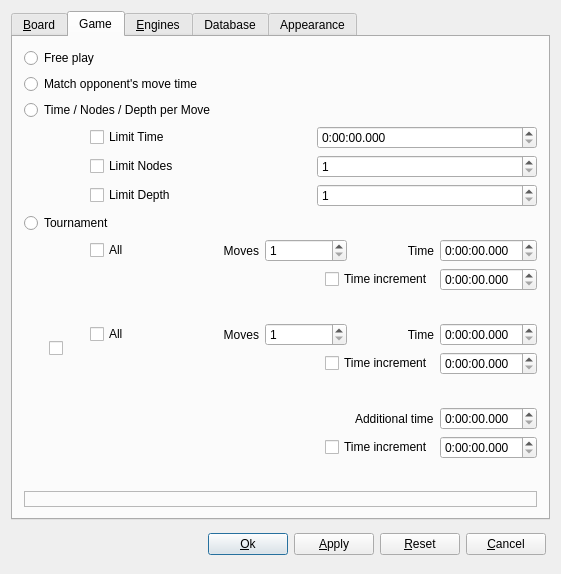
First picture: the form in src/gui/preferences.ui, repository franzm/shatrabase, before the edit.
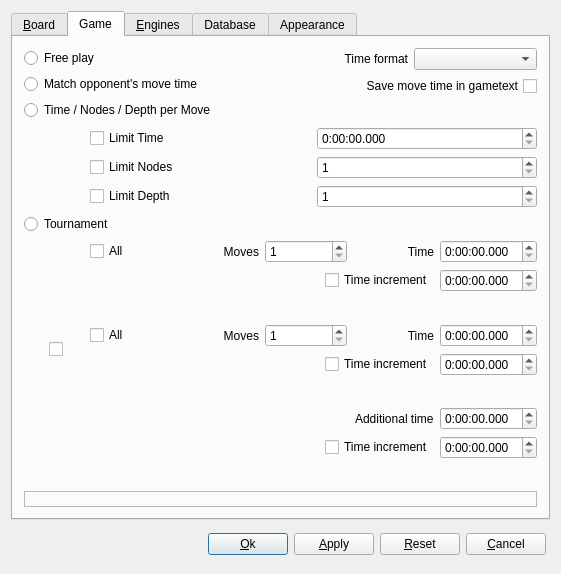
Second picture: the form after the edit. The open tabs and pages were chosen to show the change. Custom widgets are drawn as their Qt base class.

Commit message: TimeControl and PlayGameWidget: settings for time format and saveMoveTime

What changed in the file:
```diff
--- a/src/gui/preferences.ui
+++ b/src/gui/preferences.ui
@@ -419,6 +419,10 @@
       <attribute name="title">
        <string>Game</string>
       </attribute>
+      <layout class="QVBoxLayout" name="verticalLayout_10">
+       <item>
+        <layout class="QHBoxLayout" name="horizontalLayout_21">
+         <item>
       <layout class="QVBoxLayout" name="verticalLayout_8">
        <item>
         <widget class="QRadioButton" name="cbFree">
@@ -440,6 +444,57 @@
           <string>Time / Nodes / Depth per Move</string>
          </property>
         </widget>
+           </item>
+          </layout>
+         </item>
+         <item>
+          <layout class="QVBoxLayout" name="verticalLayout_9">
+           <item>
+            <layout class="QHBoxLayout" name="horizontalLayout_22">
+             <item>
+              <widget class="QLabel" name="label_21">
+               <property name="layoutDirection">
+                <enum>Qt::LeftToRight</enum>
+               </property>
+               <property name="text">
+                <string>Time format</string>
+               </property>
+               <property name="alignment">
+                <set>Qt::AlignRight|Qt::AlignTrailing|Qt::AlignVCenter</set>
+               </property>
+              </widget>
+             </item>
+             <item>
+              <widget class="QComboBox" name="comboTimeFormat"/>
+             </item>
+            </layout>
+           </item>
+           <item>
+            <widget class="QCheckBox" name="cbSaveMoveTime">
+             <property name="layoutDirection">
+              <enum>Qt::RightToLeft</enum>
+             </property>
+             <property name="text">
+              <string>Save move time in gametext</string>
+             </property>
+            </widget>
+           </item>
+           <item>
+            <spacer name="verticalSpacer_5">
+             <property name="orientation">
+              <enum>Qt::Vertical</enum>
+             </property>
+             <property name="sizeHint" stdset="0">
+              <size>
+               <width>20</width>
+               <height>40</height>
+              </size>
+             </property>
+            </spacer>
+           </item>
+          </layout>
+         </item>
+        </layout>
        </item>
        <item>
         <layout class="QHBoxLayout" name="horizontalLayout_9">
```
Left out of the diff: 2 changed lines with no effect on the pictures. Lines whose indentation alone changed are shown as unchanged. The commit also changes 6 other files.
